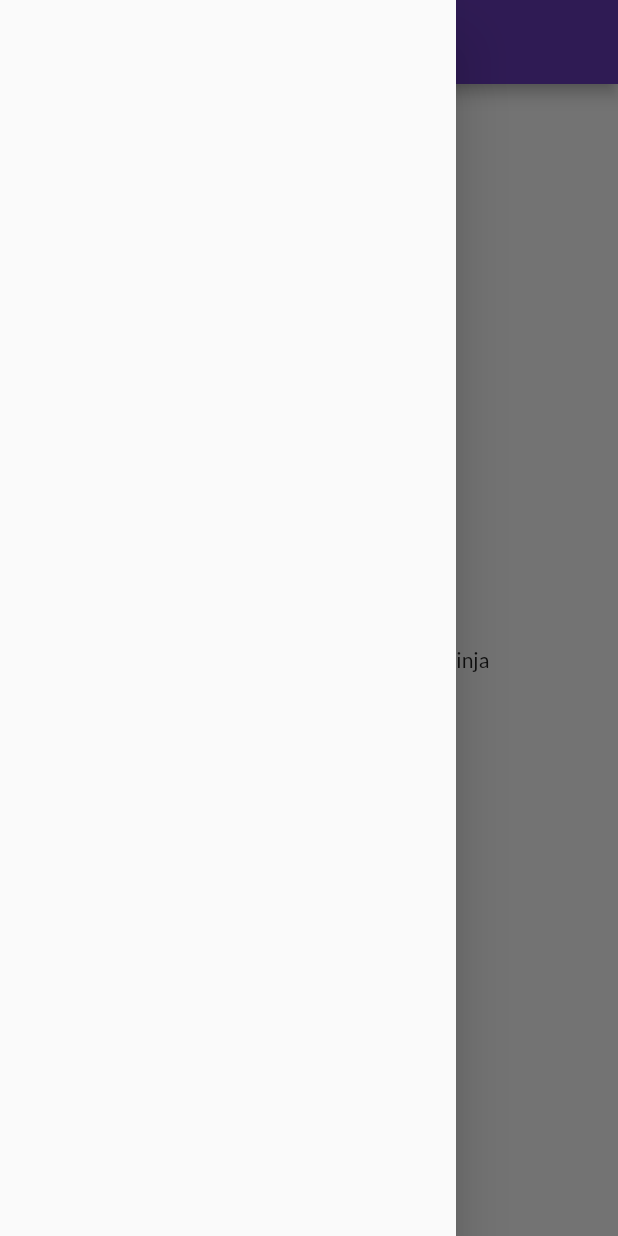
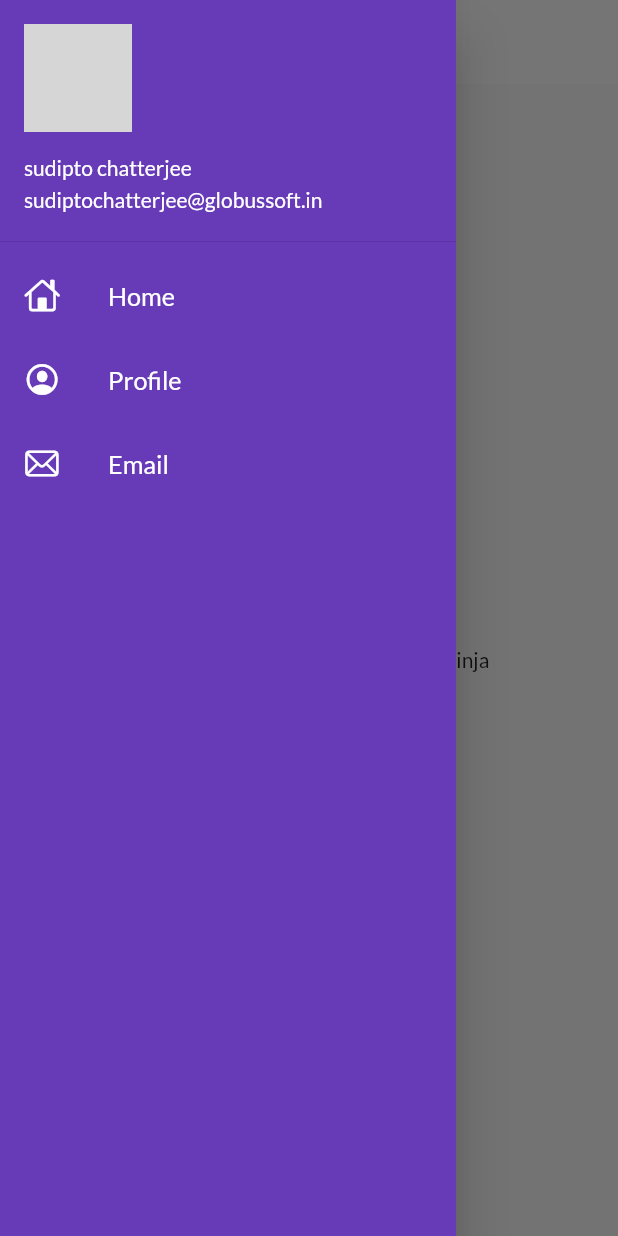
Before and after one commit to sudiptochatterjee-globussoft/flutter-first-app, a Flutter app: the screen it shows after launch, with the side drawer open, on a phone screen of 412 x 824 dp. Run offline on Flutter 3.47's test engine with Material 2 defaults, Android fonts, the phone set to English and light mode, and no system bars; our stand-ins replace flutter_neumorphic, google_fonts; network calls fail; grey boxes are pictures that could not be loaded.

Commit message:
final  commit of day 9

```diff
--- a/lib/main.dart
+++ b/lib/main.dart
@@ -3,6 +3,7 @@ import 'package:flutter_application_one/pages/home_page.dart';
 import 'package:flutter_application_one/pages/login_page.dart';
 import 'package:flutter_application_one/pages/register_page.dart';
 import 'package:flutter_application_one/utils/routes.dart';
+import 'package:flutter_application_one/widgets/themes.dart';
 import 'package:google_fonts/google_fonts.dart';
 
 void main() {
@@ -16,10 +17,7 @@ class MyApp extends StatelessWidget {
   Widget build(BuildContext context) {
     return MaterialApp(
       themeMode: ThemeMode.light,
-      theme: ThemeData(
-          primarySwatch: Colors.deepPurple,
-          fontFamily: GoogleFonts.lato().fontFamily),
-      darkTheme: ThemeData(brightness: Brightness.dark),
+      theme: MyTheme.lightTheme(context),
       //initialRoute: "/home",
       debugShowCheckedModeBanner: false,
 
--- a/lib/pages/home_page.dart
+++ b/lib/pages/home_page.dart
@@ -11,7 +11,9 @@ class HomePage extends StatelessWidget {
   Widget build(BuildContext context) {
     return Scaffold(
       appBar: AppBar(
-        title: Text("Welcome flutter"),
+        title: Text(
+          "Catlog App",
+        ),
       ),
       body: Center(
         child: Container(
--- a/lib/widgets/drawer.dart
+++ b/lib/widgets/drawer.dart
@@ -1,3 +1,6 @@
+// ignore_for_file: prefer_const_constructors, prefer_const_literals_to_create_immutables
+
+import 'package:flutter/cupertino.dart';
 import 'package:flutter/material.dart';
 
 class MyDrawer extends StatelessWidget {
@@ -5,6 +8,69 @@ class MyDrawer extends StatelessWidget {
 
   @override
   Widget build(BuildContext context) {
-    return Drawer();
+    return Drawer(
+      child: Container(
+        color: Colors.deepPurple,
+        child: ListView(
+          padding: EdgeInsets.zero,
+          children: [
+            DrawerHeader(
+              padding: EdgeInsets.zero,
+              //margin: EdgeInsets.zero,
+              child: UserAccountsDrawerHeader(
+                  margin: EdgeInsets.zero,
+                  accountName: Text("sudipto chatterjee"),
+                  accountEmail: Text("sudiptochatterjee@globussoft.in"),
+                  currentAccountPicture: CircleAvatar(
+                    backgroundImage: NetworkImage(
+                        "https://avatars.githubusercontent.com/u/60606550?v=4"), //AssetImage("assets/images/user_img.png"),
+                  )
+                  //Image.asset("assets/images/user_img.png"),
+                  //Image.network(imageUrl) if from network
+                  ),
+            ),
+            ListTile(
+              leading: Icon(
+                CupertinoIcons.home,
+                color: Colors.white,
+              ),
+              title: Text(
+                "Home",
+                textScaleFactor: 1.2,
+                style: TextStyle(
+                  color: Colors.white,
+                ),
+              ),
+            ),
+            ListTile(
+              leading: Icon(
+                CupertinoIcons.profile_circled,
+                color: Colors.white,
+              ),
+              title: Text(
+                "Profile",
+                textScaleFactor: 1.2,
+                style: TextStyle(
+                  color: Colors.white,
+                ),
+              ),
+            ),
+            ListTile(
+              leading: Icon(
+                CupertinoIcons.mail,
+                color: Colors.white,
+              ),
+              title: Text(
+                "Email",
+                textScaleFactor: 1.2,
+                style: TextStyle(
+                  color: Colors.white,
+                ),
+              ),
+            ),
+          ],
+        ),
+      ),
+    );
   }
 }
--- /dev/null
+++ b/lib/widgets/themes.dart
@@ -0,0 +1,15 @@
+import 'package:flutter/material.dart';
+import 'package:google_fonts/google_fonts.dart';
+
+class MyTheme {
+  static ThemeData lightTheme(BuildContext context) => ThemeData(
+      primarySwatch: Colors.deepPurple,
+      fontFamily: GoogleFonts.lato().fontFamily,
+      appBarTheme: AppBarTheme(
+          color: Colors.white,
+          elevation: 0.0,
+          iconTheme: IconThemeData(color: Colors.black),
+          titleTextStyle: Theme.of(context).textTheme.headline6));
+  static ThemeData darkTheme(BuildContext context) =>
+      ThemeData(brightness: Brightness.dark);
+}
```
Also changed, not shown: assets/images/user_img.png (added).
